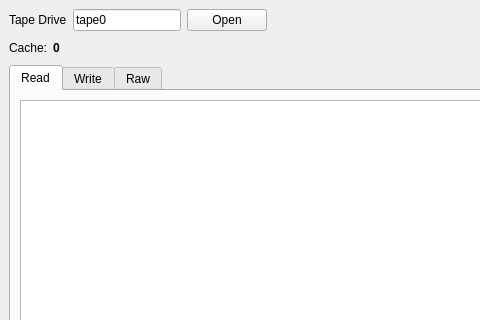
This is mainwindow.ui in morozanime/myTape as Qt 5 draws it before an edit; both pictures show x 0 to 480 and y 0 to 320 of the 1152 by 779 pixel window. The edited form follows.
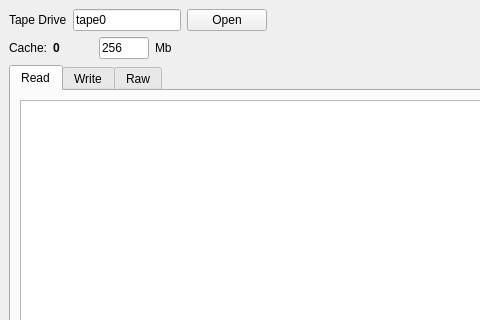
This is the edited form.

```diff
--- a/mainwindow.ui
+++ b/mainwindow.ui
@@ -139,6 +139,26 @@
         </property>
        </widget>
       </item>
+      <item>
+       <widget class="QLineEdit" name="lineEditCache">
+        <property name="maximumSize">
+         <size>
+          <width>50</width>
+          <height>16777215</height>
+         </size>
+        </property>
+        <property name="text">
+         <string>256</string>
+        </property>
+       </widget>
+      </item>
+      <item>
+       <widget class="QLabel" name="label_13">
+        <property name="text">
+         <string>Mb</string>
+        </property>
+       </widget>
+      </item>
       <item>
        <spacer name="horizontalSpacer_7">
         <property name="orientation">
```
Left out of the diff: 2 changed lines with no effect on the pictures.
